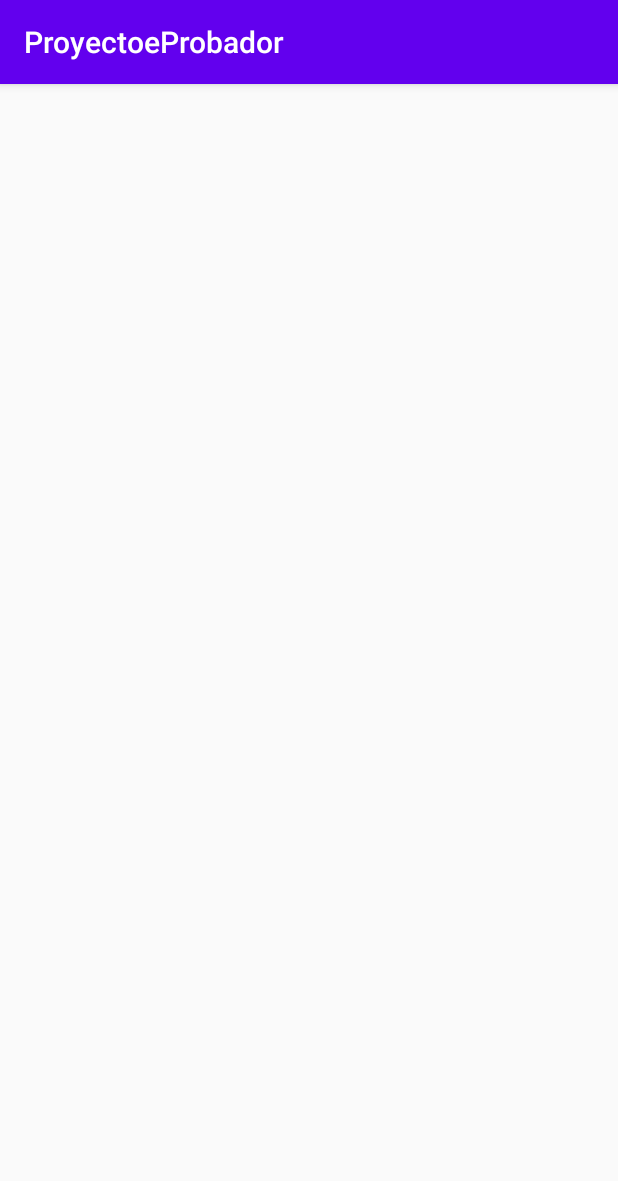
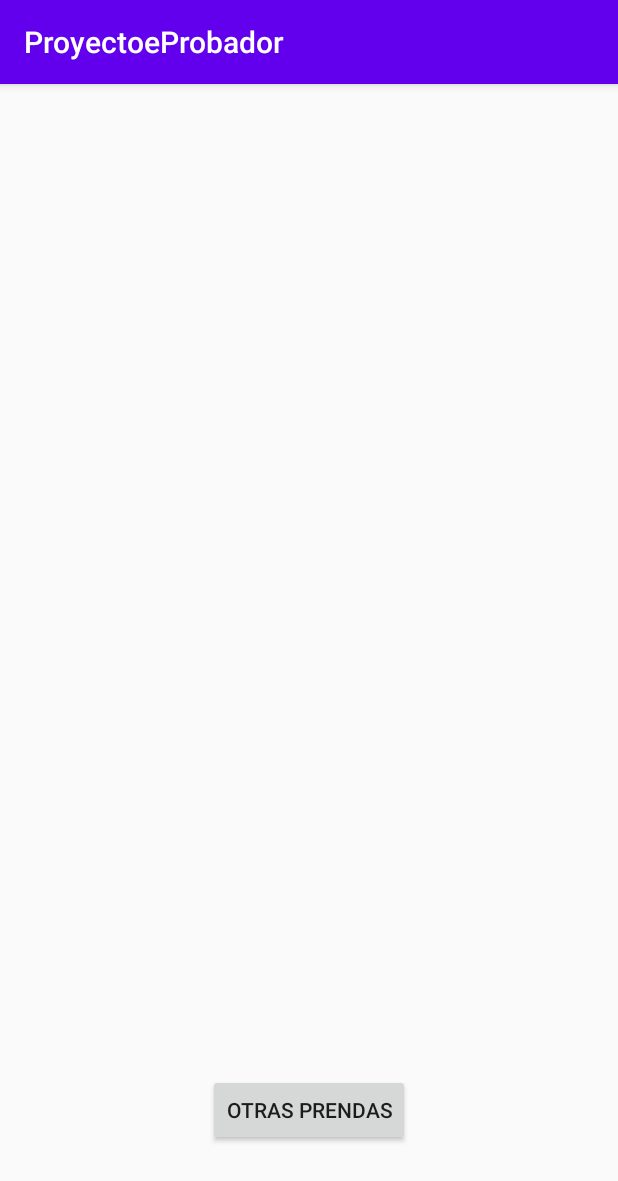
Before and after one commit to sergiomanzanares/ProyectoeProbador, an Android app: the PrendasActivity screen opened directly, with no data from a screen before it, on a phone screen of 412 x 824 dp. Shown: the top 1181 px of the screen. Run offline under Robolectric (Android 15) with nearby library versions, the phone set to English and light mode, and no system bars.

Commit message:
Con el armario, feed y prendas

```diff
--- a/app/build.gradle
+++ b/app/build.gradle
@@ -26,6 +26,7 @@ dependencies {
     implementation fileTree(dir: "libs", include: ["*.jar"])
     implementation 'androidx.appcompat:appcompat:1.2.0'
     implementation 'androidx.constraintlayout:constraintlayout:2.0.4'
+    implementation 'androidx.legacy:legacy-support-v4:1.0.0'
     testImplementation 'junit:junit:4.12'
     androidTestImplementation 'androidx.test.ext:junit:1.1.2'
     androidTestImplementation 'androidx.test.espresso:espresso-core:3.3.0'
--- /dev/null
+++ b/app/src/main/java/com/example/proyectoeprobador/PrendasFragment.java
@@ -0,0 +1,28 @@
+package com.example.proyectoeprobador;
+
+import android.os.Bundle;
+
+import androidx.fragment.app.Fragment;
+
+import android.view.LayoutInflater;
+import android.view.View;
+import android.view.ViewGroup;
+
+/**
+ * A simple {@link Fragment} subclass.
+ * Use the {@link PrendasFragment#newInstance} factory method to
+ * create an instance of this fragment.
+ */
+public class PrendasFragment extends Fragment {
+
+    public PrendasFragment() {
+        // Required empty public constructor
+    }
+
+    @Override
+    public View onCreateView(LayoutInflater inflater, ViewGroup container,
+                             Bundle savedInstanceState) {
+        // Inflate the layout for this fragment
+        return inflater.inflate(R.layout.fragment_prendas, container, false);
+    }
+}
--- a/app/src/main/res/layout/activity_prendas.xml
+++ b/app/src/main/res/layout/activity_prendas.xml
@@ -6,4 +6,122 @@
     android:layout_height="match_parent"
     tools:context=".PrendasActivity">
 
+    <fragment
+        android:id="@+id/fragmentCamisetas"
+        android:name="com.example.proyectoeprobador.PrendasFragment"
+        android:layout_width="wrap_content"
+        android:layout_height="wrap_content"
+        android:layout_marginStart="8dp"
+        android:layout_marginLeft="8dp"
+        android:layout_marginEnd="8dp"
+        android:layout_marginRight="8dp"
+        app:layout_constraintBottom_toTopOf="@+id/guideline2"
+        app:layout_constraintEnd_toEndOf="parent"
+        app:layout_constraintStart_toStartOf="parent"
+        app:layout_constraintTop_toTopOf="@+id/guideline" />
+
+    <fragment
+        android:id="@+id/fragmentPantalones"
+        android:name="com.example.proyectoeprobador.PrendasFragment"
+        android:layout_width="wrap_content"
+        android:layout_height="19dp"
+        app:layout_constraintBottom_toTopOf="@+id/guideline4"
+        app:layout_constraintEnd_toEndOf="@+id/fragmentCamisetas"
+        app:layout_constraintStart_toStartOf="@+id/fragmentCamisetas"
+        app:layout_constraintTop_toTopOf="@+id/guideline3" />
+
+    <fragment
+        android:id="@+id/fragmentZapatillas"
+        android:name="com.example.proyectoeprobador.PrendasFragment"
+        android:layout_width="wrap_content"
+        android:layout_height="19dp"
+        app:layout_constraintBottom_toTopOf="@+id/guideline6"
+        app:layout_constraintEnd_toEndOf="@+id/fragmentPantalones"
+        app:layout_constraintStart_toStartOf="@+id/fragmentPantalones"
+        app:layout_constraintTop_toTopOf="@+id/guideline5" />
+
+    <fragment
+        android:id="@+id/fragmentPantalones3"
+        android:name="com.example.proyectoeprobador.PrendasFragment"
+        android:layout_width="wrap_content"
+        android:layout_height="19dp"
+        app:layout_constraintBottom_toTopOf="@+id/guideline8"
+        app:layout_constraintEnd_toEndOf="@+id/fragmentCamisetas"
+        app:layout_constraintHorizontal_bias="0.0"
+        app:layout_constraintStart_toStartOf="@+id/fragmentCamisetas"
+        app:layout_constraintTop_toTopOf="@+id/guideline7" />
+
+    <androidx.constraintlayout.widget.Guideline
+        android:id="@+id/guideline"
+        android:layout_width="wrap_content"
+        android:layout_height="wrap_content"
+        android:orientation="horizontal"
+        app:layout_constraintGuide_percent="0.025991792" />
+
+    <androidx.constraintlayout.widget.Guideline
+        android:id="@+id/guideline2"
+        android:layout_width="wrap_content"
+        android:layout_height="wrap_content"
+        android:orientation="horizontal"
+        app:layout_constraintGuide_percent="0.2" />
+
+    <androidx.constraintlayout.widget.Guideline
+        android:id="@+id/guideline3"
+        android:layout_width="wrap_content"
+        android:layout_height="wrap_content"
+        android:orientation="horizontal"
+        app:layout_constraintGuide_percent="0.22" />
+
+    <androidx.constraintlayout.widget.Guideline
+        android:id="@+id/guideline4"
+        android:layout_width="wrap_content"
+        android:layout_height="wrap_content"
+        android:orientation="horizontal"
+        app:layout_constraintGuide_percent="0.40" />
+
+    <androidx.constraintlayout.widget.Guideline
+        android:id="@+id/guideline5"
+        android:layout_width="wrap_content"
+        android:layout_height="wrap_content"
+        android:orientation="horizontal"
+        app:layout_constraintGuide_percent="0.42" />
+
+    <androidx.constraintlayout.widget.Guideline
+        android:id="@+id/guideline6"
+        android:layout_width="wrap_content"
+        android:layout_height="wrap_content"
+        android:orientation="horizontal"
+        app:layout_constraintGuide_percent="0.60" />
+
+    <androidx.constraintlayout.widget.Guideline
+        android:id="@+id/guideline7"
+        android:layout_width="wrap_content"
+        android:layout_height="wrap_content"
+        android:orientation="horizontal"
+        app:layout_constraintGuide_percent="0.62" />
+
+    <androidx.constraintlayout.widget.Guideline
+        android:id="@+id/guideline8"
+        android:layout_width="wrap_content"
+        android:layout_height="wrap_content"
+        android:orientation="horizontal"
+        app:layout_constraintGuide_percent="0.80" />
+
+    <androidx.constraintlayout.widget.Guideline
+        android:id="@+id/guideline9"
+        android:layout_width="wrap_content"
+        android:layout_height="wrap_content"
+        android:orientation="horizontal"
+        app:layout_constraintGuide_percent="0.98" />
+
+    <Button
+        android:id="@+id/btnPrendas"
+        android:layout_width="wrap_content"
+        android:layout_height="wrap_content"
+        android:text="Otras Prendas"
+        app:layout_constraintBottom_toTopOf="@+id/guideline9"
+        app:layout_constraintEnd_toEndOf="parent"
+        app:layout_constraintStart_toStartOf="parent"
+        app:layout_constraintTop_toTopOf="@+id/guideline8" />
+
 </androidx.constraintlayout.widget.ConstraintLayout>
--- a/app/src/main/res/values/strings.xml
+++ b/app/src/main/res/values/strings.xml
@@ -1,3 +1,5 @@
 <resources>
     <string name="app_name">ProyectoeProbador</string>
+    <!-- TODO: Remove or change this placeholder text -->
+    <string name="hello_blank_fragment">Hello blank fragment</string>
 </resources>
```
Also changed, not shown: app/src/main/java/com/example/proyectoeprobador/ArmarioActivity.java (added, +14 -0 lines), app/src/main/java/com/example/proyectoeprobador/FeedActivity.java (added, +14 -0 lines), app/src/main/res/layout/activity_armario.xml (added, +224 -0 lines), app/src/main/res/layout/activity_feed.xml (added, +242 -0 lines), app/src/main/res/layout/fragment_prendas.xml (added, +7 -0 lines).
